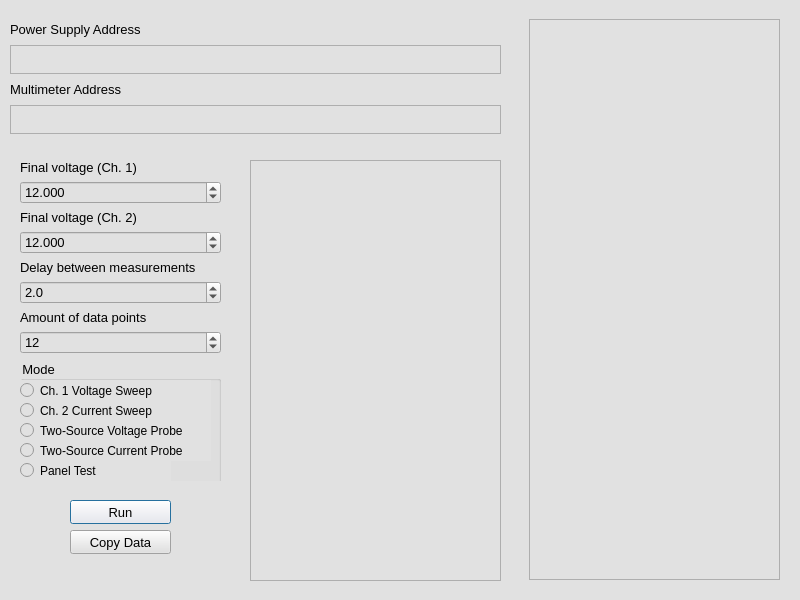
Old version of the form CircuitProber.ui in the repository SprocketTools/CircuitProber171.
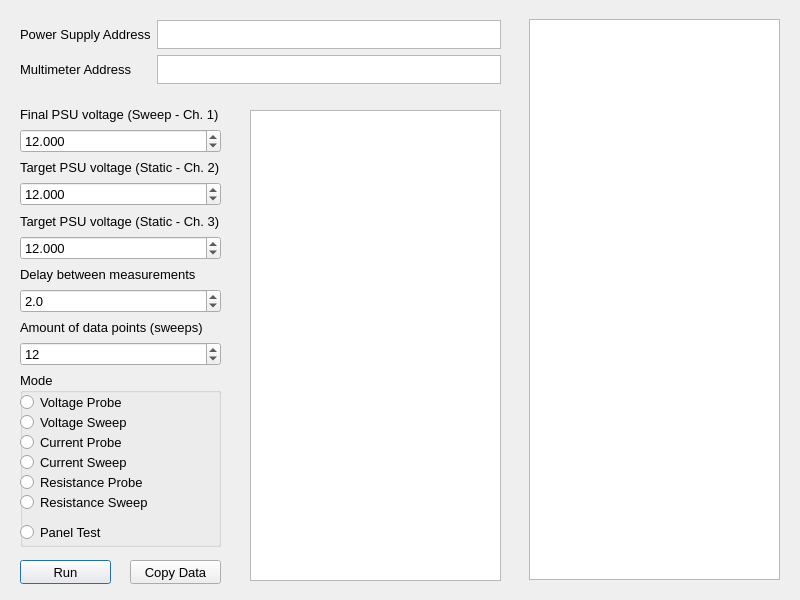
New version of the form.

Patch:
```diff
--- a/CircuitProber.ui
+++ b/CircuitProber.ui
@@ -22,44 +22,44 @@
    <string>CircuitProber</string>
   </property>
   <property name="styleSheet">
-   <string notr="true">background-color: rgb(225, 225, 225);
+   <string notr="true">
 font: 10pt &quot;Tahoma&quot;</string>
   </property>
   <widget class="QWidget" name="verticalLayoutWidget">
    <property name="geometry">
     <rect>
-     <x>10</x>
+     <x>20</x>
      <y>20</y>
-     <width>491</width>
-     <height>114</height>
+     <width>481</width>
+     <height>66</height>
     </rect>
    </property>
-   <layout class="QVBoxLayout" name="verticalLayout">
-    <item>
+   <layout class="QGridLayout" name="gridLayout">
+    <item row="0" column="0">
      <widget class="QLabel" name="label">
       <property name="text">
        <string>Power Supply Address</string>
       </property>
      </widget>
     </item>
-    <item>
-     <widget class="QTextEdit" name="channel_0">
-      <property name="maximumSize">
-       <size>
-        <width>16777215</width>
-        <height>29</height>
-       </size>
-      </property>
-     </widget>
-    </item>
-    <item>
+    <item row="3" column="0">
      <widget class="QLabel" name="label_2">
       <property name="text">
        <string>Multimeter Address</string>
       </property>
      </widget>
     </item>
-    <item>
+    <item row="0" column="1">
+     <widget class="QTextEdit" name="channel_0">
+      <property name="maximumSize">
+       <size>
+        <width>16777215</width>
+        <height>29</height>
+       </size>
+      </property>
+     </widget>
+    </item>
+    <item row="3" column="1">
      <widget class="QTextEdit" name="channel_1">
       <property name="maximumSize">
        <size>
@@ -100,16 +100,16 @@
    <property name="geometry">
     <rect>
      <x>20</x>
-     <y>160</y>
+     <y>106</y>
      <width>201</width>
-     <height>321</height>
+     <height>441</height>
     </rect>
    </property>
    <layout class="QVBoxLayout" name="verticalLayout_3">
     <item>
      <widget class="QLabel" name="label_5">
       <property name="text">
-       <string>Final voltage (Ch. 1)</string>
+       <string>Final PSU voltage (Sweep - Ch. 1)</string>
       </property>
      </widget>
     </item>
@@ -126,7 +126,7 @@
     <item>
      <widget class="QLabel" name="label_8">
       <property name="text">
-       <string>Final voltage (Ch. 2)</string>
+       <string>Target PSU voltage (Static - Ch. 2)</string>
       </property>
      </widget>
     </item>
@@ -140,6 +140,23 @@
       </property>
      </widget>
     </item>
+    <item>
+     <widget class="QLabel" name="label_9">
+      <property name="text">
+       <string>Target PSU voltage (Static - Ch. 3)</string>
+      </property>
+     </widget>
+    </item>
+    <item>
+     <widget class="QDoubleSpinBox" name="volt_limit_3">
+      <property name="decimals">
+       <number>3</number>
+      </property>
+      <property name="value">
+       <double>12.000000000000000</double>
+      </property>
+     </widget>
+    </item>
     <item>
      <widget class="QLabel" name="label_6">
       <property name="text">
@@ -160,7 +177,7 @@
     <item>
      <widget class="QLabel" name="label_7">
       <property name="text">
-       <string>Amount of data points</string>
+       <string>Amount of data points (sweeps)</string>
       </property>
      </widget>
     </item>
@@ -182,7 +199,7 @@
       <property name="minimumSize">
        <size>
         <width>0</width>
-        <height>125</height>
+        <height>175</height>
        </size>
       </property>
       <property name="baseSize">
@@ -198,20 +215,20 @@
        <property name="geometry">
         <rect>
          <x>0</x>
-         <y>20</y>
+         <y>40</y>
          <width>191</width>
          <height>21</height>
         </rect>
        </property>
        <property name="text">
-        <string>Ch. 1 Voltage Sweep</string>
+        <string>Voltage Sweep</string>
        </property>
       </widget>
       <widget class="QRadioButton" name="nothing_radio">
        <property name="geometry">
         <rect>
          <x>0</x>
-         <y>100</y>
+         <y>150</y>
          <width>151</width>
          <height>21</height>
         </rect>
@@ -220,33 +237,7 @@
         <string>Panel Test</string>
        </property>
       </widget>
-      <widget class="QRadioButton" name="current_radio">
-       <property name="geometry">
-        <rect>
-         <x>0</x>
-         <y>40</y>
-         <width>191</width>
-         <height>21</height>
-        </rect>
-       </property>
-       <property name="text">
-        <string>Ch. 2 Current Sweep</string>
-       </property>
-      </widget>
-      <widget class="QRadioButton" name="two_source_v_probe_radio">
-       <property name="geometry">
-        <rect>
-         <x>0</x>
-         <y>60</y>
-         <width>191</width>
-         <height>21</height>
-        </rect>
-       </property>
-       <property name="text">
-        <string>Two-Source Voltage Probe</string>
-       </property>
-      </widget>
-      <widget class="QRadioButton" name="two_source_c_probe_radio">
+      <widget class="QRadioButton" name="current_sweep_radio">
        <property name="geometry">
         <rect>
          <x>0</x>
@@ -256,7 +247,59 @@
         </rect>
        </property>
        <property name="text">
-        <string>Two-Source Current Probe</string>
+        <string>Current Sweep</string>
+       </property>
+      </widget>
+      <widget class="QRadioButton" name="voltage_probe_radio">
+       <property name="geometry">
+        <rect>
+         <x>0</x>
+         <y>20</y>
+         <width>191</width>
+         <height>21</height>
+        </rect>
+       </property>
+       <property name="text">
+        <string>Voltage Probe</string>
+       </property>
+      </widget>
+      <widget class="QRadioButton" name="current_probe_radio">
+       <property name="geometry">
+        <rect>
+         <x>0</x>
+         <y>60</y>
+         <width>191</width>
+         <height>21</height>
+        </rect>
+       </property>
+       <property name="text">
+        <string>Current Probe</string>
+       </property>
+      </widget>
+      <widget class="QRadioButton" name="resistance_sweep_radio">
+       <property name="geometry">
+        <rect>
+         <x>0</x>
+         <y>120</y>
+         <width>191</width>
+         <height>21</height>
+        </rect>
+       </property>
+       <property name="text">
+        <string>Resistance Sweep</string>
+       </property>
+      </widget>
+      <widget class="QRadioButton" name="resistance_probe_radio">
+       <property name="geometry">
+        <rect>
+         <x>0</x>
+         <y>100</y>
+         <width>191</width>
+         <height>21</height>
+        </rect>
+       </property>
+       <property name="text">
+        <string>Resistance Probe</string>
        </property>
       </widget>
      </widget>
@@ -267,18 +310,18 @@
    <property name="geometry">
     <rect>
      <x>250</x>
-     <y>160</y>
+     <y>110</y>
      <width>251</width>
-     <height>421</height>
+     <height>471</height>
     </rect>
    </property>
   </widget>
   <widget class="QPushButton" name="run_button">
    <property name="geometry">
     <rect>
-     <x>70</x>
-     <y>500</y>
-     <width>101</width>
+     <x>20</x>
+     <y>560</y>
+     <width>91</width>
      <height>24</height>
     </rect>
    </property>
@@ -294,9 +337,9 @@
   <widget class="QPushButton" name="copy_button">
    <property name="geometry">
     <rect>
-     <x>70</x>
-     <y>530</y>
-     <width>101</width>
+     <x>130</x>
+     <y>560</y>
+     <width>91</width>
      <height>24</height>
     </rect>
    </property>
```
Left out of the diff: 2 changed lines with no effect on the pictures.
